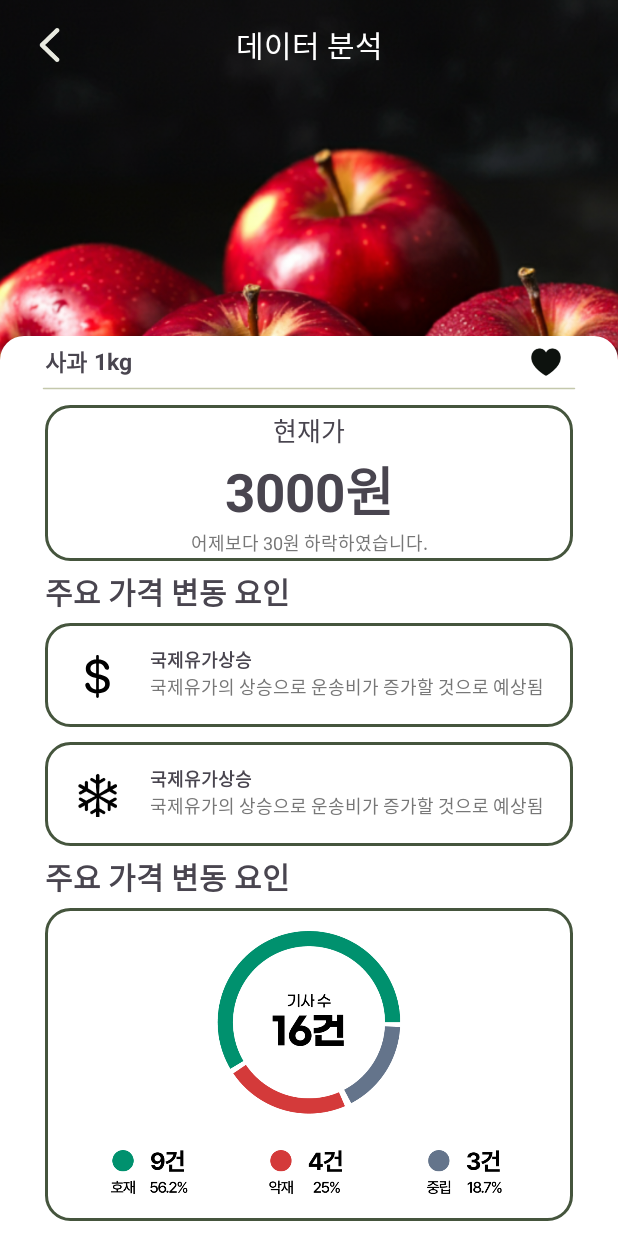
After one commit to rlaalsgh988238/GovTech_Android, an Android app: the AnalysisPriceActivity screen opened directly, with no data from a screen before it, on a phone screen of 412 x 824 dp. The commit adds this screen. Run offline under Robolectric (Android 15) with nearby library versions, the phone set to English and light mode, and no system bars.

Commit message:
[feat] 데이터 변동 요인 화면

```diff
--- a/app/src/main/AndroidManifest.xml
+++ b/app/src/main/AndroidManifest.xml
@@ -13,6 +13,9 @@
         android:theme="@style/Theme.GovTech2024_ApplePricePredict"
         tools:targetApi="31">
         <activity
+            android:name=".PageAnalysisPrice.UILayer.AnalysisPriceActivity"
+            android:exported="false" />
+        <activity
             android:name=".MainPage.MainActivity"
             android:exported="true">
             <intent-filter>
--- /dev/null
+++ b/app/src/main/java/com/braveberry/govtech2024_applepricepredict/PageAnalysisPrice/UILayer/AnalysisPriceActivity.kt
@@ -0,0 +1,17 @@
+package com.braveberry.govtech2024_applepricepredict.PageAnalysisPrice.UILayer
+
+import android.os.Bundle
+import androidx.activity.enableEdgeToEdge
+import androidx.appcompat.app.AppCompatActivity
+import com.braveberry.govtech2024_applepricepredict.databinding.ActivityAnalysisPriceBinding
+
+class AnalysisPriceActivity : AppCompatActivity() {
+    lateinit var binding: ActivityAnalysisPriceBinding
+
+    override fun onCreate(savedInstanceState: Bundle?) {
+        super.onCreate(savedInstanceState)
+        enableEdgeToEdge()
+        binding = ActivityAnalysisPriceBinding.inflate(layoutInflater)
+        setContentView(binding.root)
+    }
+}
--- /dev/null
+++ b/app/src/main/java/com/braveberry/govtech2024_applepricepredict/PageAnalysisPrice/UILayer/ViewModel/AnalysisPriceViewModel.kt
@@ -0,0 +1,23 @@
+package com.braveberry.govtech2024_applepricepredict.PageAnalysisPrice.UILayer.ViewModel
+
+import androidx.lifecycle.LiveData
+import androidx.lifecycle.MutableLiveData
+import androidx.lifecycle.ViewModel
+
+class AnalysisPriceViewModel: ViewModel() {
+    private val _uiState = MutableLiveData<AnalysisPriceFragmentStatus>()
+    val uiState: LiveData<AnalysisPriceFragmentStatus> get() = _uiState
+    init {
+        val analysisPriceFragmentStatus = AnalysisPriceFragmentStatus(
+            selectedPlant = "",
+            currentPrice = 0,
+            priceGapString = ""
+        )
+    }
+}
+
+data class AnalysisPriceFragmentStatus(
+    val selectedPlant: String,
+    val currentPrice: Int,
+    val priceGapString: String
+)
--- a/app/src/main/java/com/braveberry/govtech2024_applepricepredict/PageHome/DataLayer/Data/DatePriceData.kt
+++ b/app/src/main/java/com/braveberry/govtech2024_applepricepredict/PageHome/DataLayer/Data/DatePriceData.kt
@@ -79,7 +79,7 @@ class DatePriceData {
         {"date": 920, "prediction": 8800},
         {"date": 923, "prediction": 7700},
         {"date": 924, "prediction": 8200},
-        {"date": 925, "prediction": 7500}
+        {"date": 925, "prediction": 8500}
     ]
 """.trimIndent()
 
--- a/app/src/main/java/com/braveberry/govtech2024_applepricepredict/PageHome/DataLayer/Data/PlantDataRepository.kt
+++ b/app/src/main/java/com/braveberry/govtech2024_applepricepredict/PageHome/DataLayer/Data/PlantDataRepository.kt
@@ -3,6 +3,7 @@ package com.braveberry.govtech2024_applepricepredict.PageHome.DataLayer.Data
 import com.braveberry.govtech2024_applepricepredict.PageHome.DataLayer.Model.CurrentPriceModel
 import com.braveberry.govtech2024_applepricepredict.PageHome.DataLayer.Model.DatePriceModel
 import com.braveberry.govtech2024_applepricepredict.PageHome.DataLayer.Model.PlantDataModel
+import com.braveberry.govtech2024_applepricepredict.PageHome.DataLayer.Model.PlantPriceGapModel
 import com.braveberry.govtech2024_applepricepredict.R
 import com.github.mikephil.charting.data.Entry
 import com.google.gson.Gson
@@ -12,6 +13,32 @@ import com.google.gson.reflect.TypeToken
  * 작물 데이터 레포
  */
 class PlantDataRepository {
+    fun getPlantPriceGap(): List<PlantPriceGapModel> {
+        val appleDatePriceList = parsePlantData(DatePriceData().appleData)
+        val lastApplePrediction = appleDatePriceList.last().prediction
+        val secondLastApplePrediction = appleDatePriceList[appleDatePriceList.size - 2].prediction
+        //사과 가격 차이
+        val applePriceGap = lastApplePrediction - secondLastApplePrediction
+
+        val potatoDatePriceList = parsePlantData(DatePriceData().potatoData)
+        val lastPotatoPrediction = potatoDatePriceList.last().prediction
+        val secondLastPotatoPrediction = potatoDatePriceList[potatoDatePriceList.size - 2].prediction
+        //감자 가격 차이
+        val potatoPriceGap = lastPotatoPrediction - secondLastPotatoPrediction
+
+
+        val pepperDatePriceList = parsePlantData(DatePriceData().pepperData)
+        val lastPepperPrediction = pepperDatePriceList.last().prediction
+        val secondLastPepperPrediction = pepperDatePriceList[pepperDatePriceList.size - 2].prediction
+        //고추 가격 차이
+        val pepperPriceGap = lastPepperPrediction - secondLastPepperPrediction
+
+        return listOf(
+            PlantPriceGapModel("사과", applePriceGap),
+            PlantPriceGapModel("감자", potatoPriceGap),
+            PlantPriceGapModel("고추", pepperPriceGap)
+        )
+    }
     fun getPlantDataList(): List<PlantDataModel> {
         return buildPlantDataList()
     }
@@ -24,29 +51,19 @@ class PlantDataRepository {
     fun getCurrentPriceList(): List<CurrentPriceModel> {
         val currentPriceList = mutableListOf<CurrentPriceModel>()
 
-        // Gson 객체 생성
-        val gson = Gson()
-        val listType = object : TypeToken<List<DatePriceModel>>() {}.type
-
-        // 사과 데이터 파싱
-        val appleJsonData = DatePriceData().appleData
-        val appleDatePriceList: List<DatePriceModel> = gson.fromJson(appleJsonData, listType)
+        val appleDatePriceList = parsePlantData(DatePriceData().appleData)
         // 사과 데이터의 마지막 값 가져오기
         val lastApplePrediction = appleDatePriceList.last().prediction
         // 사과 가격 업데이트
         currentPriceList.add(CurrentPriceModel("사과", lastApplePrediction))
 
-        // 감자 데이터 파싱
-        val potatoJsonData = DatePriceData().potatoData
-        val potatoDatePriceList: List<DatePriceModel> = gson.fromJson(potatoJsonData, listType)
+        val potatoDatePriceList = parsePlantData(DatePriceData().potatoData)
         // 감자 데이터의 마지막 값 가져오기
         val lastPotatoPrediction = potatoDatePriceList.last().prediction
         // 감자 가격 업데이트
         currentPriceList.add(CurrentPriceModel("감자", lastPotatoPrediction))
 
-        // 고추 데이터 파싱
-        val pepperJsonData = DatePriceData().pepperData
-        val pepperDatePriceList: List<DatePriceModel> = gson.fromJson(pepperJsonData, listType)
+        val pepperDatePriceList = parsePlantData(DatePriceData().pepperData)
         // 고추 데이터의 마지막 값 가져오기
         val lastPepperPrediction = pepperDatePriceList.last().prediction
         // 고추 가격 업데이트
@@ -83,4 +100,13 @@ class PlantDataRepository {
 
         return listOf(appleData, potatoData, pepperData)
     }
+    /**
+     * Json에서 읽고 파싱
+     */
+    private fun parsePlantData(plantData: String): List<DatePriceModel>{
+        val gson = Gson()
+        val listType = object : TypeToken<List<DatePriceModel>>() {}.type
+        val datePriceList: List<DatePriceModel> = gson.fromJson(plantData, listType)
+        return datePriceList
+    }
 }
--- a/app/src/main/java/com/braveberry/govtech2024_applepricepredict/PageHome/DataLayer/Domain/HomeDomain.kt
+++ b/app/src/main/java/com/braveberry/govtech2024_applepricepredict/PageHome/DataLayer/Domain/HomeDomain.kt
@@ -3,6 +3,7 @@ package com.braveberry.govtech2024_applepricepredict.PageHome.DataLayer.Domain
 import com.braveberry.govtech2024_applepricepredict.PageHome.DataLayer.Data.PlantDataRepository
 import com.braveberry.govtech2024_applepricepredict.PageHome.DataLayer.Model.CurrentPriceModel
 import com.braveberry.govtech2024_applepricepredict.PageHome.DataLayer.Model.PlantDataModel
+import com.braveberry.govtech2024_applepricepredict.PageHome.DataLayer.Model.PlantPriceGapModel
 import com.github.mikephil.charting.data.Entry
 
 class HomeDomain {
@@ -20,4 +21,10 @@ class HomeDomain {
     fun getCurrentPriceList(): List<CurrentPriceModel> {
         return plantDataRepository.getCurrentPriceList()
     }
+    /**
+     * 작물 가격 차이 리스트
+     */
+    fun getPlantPriceGap(): List<PlantPriceGapModel> {
+        return plantDataRepository.getPlantPriceGap()
+    }
 }
--- /dev/null
+++ b/app/src/main/java/com/braveberry/govtech2024_applepricepredict/PageHome/DataLayer/Model/PlantPriceGapModel.kt
@@ -0,0 +1,6 @@
+package com.braveberry.govtech2024_applepricepredict.PageHome.DataLayer.Model
+
+data class PlantPriceGapModel(
+    val plantName: String,
+    val gap: Int
+)
--- a/app/src/main/java/com/braveberry/govtech2024_applepricepredict/PageHome/UILayer/HomeFragment.kt
+++ b/app/src/main/java/com/braveberry/govtech2024_applepricepredict/PageHome/UILayer/HomeFragment.kt
@@ -1,5 +1,6 @@
 package com.braveberry.govtech2024_applepricepredict.PageHome.UILayer
 
+import android.content.Intent
 import android.graphics.Color
 import android.os.Bundle
 import android.util.Log
@@ -7,12 +8,11 @@ import androidx.fragment.app.Fragment
 import android.view.LayoutInflater
 import android.view.View
 import android.view.ViewGroup
-import androidx.lifecycle.LiveData
 import androidx.lifecycle.Observer
 import androidx.lifecycle.ViewModelProvider
 import androidx.recyclerview.widget.LinearLayoutManager
+import com.braveberry.govtech2024_applepricepredict.PageAnalysisPrice.UILayer.AnalysisPriceActivity
 import com.braveberry.govtech2024_applepricepredict.PageHome.UILayer.Adapter.HorizonRecyclerAdapter
-import com.braveberry.govtech2024_applepricepredict.PageHome.UILayer.ViewModel.HomeFragmentStatus
 import com.braveberry.govtech2024_applepricepredict.PageHome.UILayer.ViewModel.HomeViewModel
 import com.braveberry.govtech2024_applepricepredict.databinding.FragmentHomeBinding
 import com.github.mikephil.charting.charts.LineChart
@@ -55,10 +55,18 @@ class HomeFragment : Fragment() {
             Log.d("test log", "HomeFragment: $state")
             adapter.updateItem(state.recyclerViewItemList)
             setupChart(viewModel.uiState.value!!.plantEntryList)
+            setPriceGap(viewModel.uiState.value!!.priceGapString)
         })
         //차트 초기 세팅
         lineChart = binding.lineChart
         setupChart(viewModel.uiState.value!!.plantEntryList)
+        // 변동 요인 분석
+        val intent = Intent(requireContext(), AnalysisPriceActivity::class.java)
+        // 현재 선택된 작물 이름을 인텐트에 추가
+        intent.putExtra("PlantName", viewModel.uiState.value!!.selectedPlant)
+        binding.priceAnalysisLayout.setOnClickListener {
+            startActivity(intent)
+        }
     }
 
     override fun onDestroyView() {
@@ -110,4 +118,7 @@ class HomeFragment : Fragment() {
             animateX(700)
         }
     }
+    private fun setPriceGap(priceGapString: String){
+        binding.priceGapText.text = priceGapString
+    }
 }
--- a/app/src/main/java/com/braveberry/govtech2024_applepricepredict/PageHome/UILayer/ViewModel/HomeViewModel.kt
+++ b/app/src/main/java/com/braveberry/govtech2024_applepricepredict/PageHome/UILayer/ViewModel/HomeViewModel.kt
@@ -7,6 +7,7 @@ import com.braveberry.govtech2024_applepricepredict.PageHome.DataLayer.Domain.Ho
 import com.braveberry.govtech2024_applepricepredict.PageHome.DataLayer.Model.CurrentPriceModel
 import com.braveberry.govtech2024_applepricepredict.PageHome.DataLayer.Model.PlantDataModel
 import com.github.mikephil.charting.data.Entry
+import kotlin.math.absoluteValue
 
 /**
  * 홈 화면 뷰모델
@@ -27,18 +28,21 @@ class HomeViewModel: ViewModel() {
             selectedPlant = "",
             recyclerViewItemList = homeDomain.getPlantDataList(),
             plantEntryList = emptyList(),
-            currentPriceList = setCurrentPrice()
+            currentPriceList = setCurrentPrice(),
+            priceGapString = "가격이 어떻게 달라졌을까요?"
         )
         // UI 상태 초기화
         _uiState.value = homeFragmentStatus
     }
     /**
-     * 작물 데이터 클래스에 세팅
+     * 선택된 작물 세팅 -> 시작점임
      */
     fun setSelectedPlant(plant: String) {
         _uiState.value = _uiState.value?.copy(selectedPlant = plant)
         // 이름 세팅과 동시에 차트 데이터도 세팅
         getPlantEntryList(plant)
+        // 가격 차이도 세팅
+        getPlantPriceGap(plant)
     }
     /**
      * 차트 데이터 데이터 레이어에서 뽑아오기
@@ -47,13 +51,35 @@ class HomeViewModel: ViewModel() {
         _uiState.value = _uiState.value?.copy(plantEntryList = homeDomain.getPlantEntryList(plant))
     }
     /**
+     * 가격 차이
+     */
+    fun getPlantPriceGap(plant: String){
+        val gapList = homeDomain.getPlantPriceGap()
+        for (i in gapList.indices){
+            if (gapList.get(i).plantName == plant){
+                val priceGap = gapList.get(i).gap
+                val priceGapString: String
+                if ( priceGap < 0){
+                    priceGapString = priceGap.absoluteValue.toString() + "원 하락 ▼"
+                }
+                else if (priceGap > 0){
+                    priceGapString = priceGap.toString() + "원 상승 ▲"
+                }
+                else{
+                    priceGapString = "가격 변동 없음"
+                }
+                gapList.get(i).gap.toString()
+                _uiState.value = _uiState.value?.copy(priceGapString = priceGapString)
+            }
+        }
+    }
+    /**
      * 현재 가격 받아오기
      */
     private fun setCurrentPrice():List<CurrentPriceModel>{
         return homeDomain.getCurrentPriceList()
     }
 }
-
 /**
  * 홈 화면 프래그먼트 UI 상태 홀딩
  */
@@ -61,5 +87,6 @@ data class HomeFragmentStatus(
     val selectedPlant: String,
     val recyclerViewItemList: List<PlantDataModel>,
     val plantEntryList: List<Entry>,
-    val currentPriceList: List<CurrentPriceModel>
+    val currentPriceList: List<CurrentPriceModel>,
+    val priceGapString: String
 )
--- /dev/null
+++ b/app/src/main/res/drawable/green_line.xml
@@ -0,0 +1,12 @@
+<vector xmlns:android="http://schemas.android.com/apk/res/android"
+    android:width="356dp"
+    android:height="2dp"
+    android:viewportWidth="356"
+    android:viewportHeight="2">
+  <path
+      android:strokeWidth="1"
+      android:pathData="M1,1L355,1"
+      android:fillColor="#00000000"
+      android:strokeColor="#C4C8AC"
+      android:strokeLineCap="round"/>
+</vector>
--- /dev/null
+++ b/app/src/main/res/drawable/top_round_box.xml
@@ -0,0 +1,17 @@
+<?xml version="1.0" encoding="utf-8"?>
+<shape xmlns:android="http://schemas.android.com/apk/res/android"
+    android:shape="rectangle">
+
+    <corners
+        android:topLeftRadius="16dp"
+        android:topRightRadius="16dp"
+        android:bottomLeftRadius="0dp"
+        android:bottomRightRadius="0dp" /> <!-- 위쪽 모서리만 둥글게 설정 -->
+
+    <solid android:color="#FFFFFF" /> <!-- 배경색 -->
+
+    <!-- 테두리 제거 -->
+    <!-- <stroke
+        android:width="2dp"
+        android:color="@color/manlabGreen" /> -->
+</shape>
--- /dev/null
+++ b/app/src/main/res/layout/activity_analysis_price.xml
@@ -0,0 +1,227 @@
+<?xml version="1.0" encoding="utf-8"?>
+<androidx.constraintlayout.widget.ConstraintLayout
+    xmlns:android="http://schemas.android.com/apk/res/android"
+    xmlns:app="http://schemas.android.com/apk/res-auto"
+    xmlns:tools="http://schemas.android.com/tools"
+    android:id="@+id/main"
+    android:layout_width="match_parent"
+    android:layout_height="match_parent"
+    tools:context=".PageAnalysisPrice.UILayer.AnalysisPriceActivity">
+    <ImageView
+        android:id="@+id/plantImage"
+        android:scaleType="centerCrop"
+        android:layout_width="500dp"
+        android:layout_height="500dp"
+        android:src="@drawable/apple_image"
+        app:layout_constraintTop_toTopOf="parent"
+        app:layout_constraintStart_toStartOf="parent"
+        app:layout_constraintEnd_toEndOf="parent"/>
+    <androidx.constraintlayout.widget.ConstraintLayout
+        android:layout_width="match_parent"
+        android:layout_height="60dp"
+        android:orientation="horizontal"
+        app:layout_constraintTop_toTopOf="parent">
+        <ImageButton
+            app:layout_constraintStart_toStartOf="parent"
+            android:layout_marginLeft="15dp"
+            android:layout_width="30dp"
+            android:layout_height="match_parent"
+            android:src="@drawable/back_arrow"
+            android:scaleType="fitCenter"
+            android:background="@android:color/transparent"/>
+        <TextView
+            app:layout_constraintStart_toStartOf="parent"
+            app:layout_constraintEnd_toEndOf="parent"
+            android:layout_width="wrap_content"
+            android:layout_height="match_parent"
+            android:text="데이터 분석"
+            android:textSize="20dp"
+            android:gravity="center"
+            android:layout_gravity="center"
+            android:textColor="@color/white"/>
+    </androidx.constraintlayout.widget.ConstraintLayout>
+
+    <LinearLayout
+        android:background="@drawable/top_round_box"
+        android:layout_width="match_parent"
+        android:layout_height="600dp"
+        android:orientation="vertical"
+        app:layout_constraintBottom_toBottomOf="parent">
+        <androidx.constraintlayout.widget.ConstraintLayout
+            android:gravity="right"
+            android:orientation="horizontal"
+            android:layout_width="match_parent"
+            android:layout_height="0dp"
+            android:layout_weight="1">
+            <TextView
+                android:layout_marginLeft="30dp"
+                android:textSize="15dp"
+                android:gravity="center"
+                android:id="@+id/plantName"
+                android:textStyle="bold"
+                android:text="사과"
+                app:layout_constraintStart_toStartOf="parent"
+                android:layout_width="wrap_content"
+                android:layout_height="match_parent"/>
+            <TextView
+                android:gravity="center"
+                android:text=" 1kg"
+                android:textSize="15dp"
+                android:textStyle="bold"
+                app:layout_constraintStart_toEndOf="@id/plantName"
+                android:layout_width="wrap_content"
+                android:layout_height="match_parent"/>
+            <ImageButton
+                android:background="@android:color/transparent"
+                android:src="@drawable/heart"
+                android:scaleType="fitCenter"
+                app:layout_constraintEnd_toEndOf="parent"
+                android:layout_width="wrap_content"
+                android:layout_height="match_parent"/>
+        </androidx.constraintlayout.widget.ConstraintLayout>
+        <ImageView
+            android:src="@drawable/green_line"
+            android:layout_width="match_parent"
+            android:layout_height="2dp"/>
+        <LinearLayout
+            android:gravity="center"
+            android:orientation="vertical"
+            android:layout_marginTop="10dp"
+            android:background="@drawable/round_manlabgreen_box"
+            android:layout_marginHorizontal="30dp"
+            android:layout_width="match_parent"
+            android:layout_height="0dp"
+            android:layout_weight="3">
+            <TextView
+                android:textSize="17dp"
+                android:gravity="center"
+                android:text="현재가"
+                android:layout_width="match_parent"
+                android:layout_height="wrap_content"/>
+            <TextView
+                android:text="3000원"
+                android:textSize="35dp"
+                android:textStyle="bold"
+                android:gravity="center"
+                android:layout_width="match_parent"
+                android:layout_height="wrap_content"/>
+            <TextView
+                android:textSize="12dp"
+                android:textColor="@color/textGray"
+                android:text="어제보다 30원 하락하였습니다."
+                android:gravity="center"
+                android:layout_width="match_parent"
+                android:layout_height="wrap_content"/>
+
+        </LinearLayout>
+
+        <TextView
+            android:layout_marginHorizontal="30dp"
+            android:text="주요 가격 변동 요인"
+            android:textStyle="bold"
+            android:gravity="center"
+            android:textSize="20dp"
+            android:layout_width="wrap_content"
+            android:layout_height="0dp"
+            android:layout_weight="1.2"/>
+        <androidx.constraintlayout.widget.ConstraintLayout
+            android:layout_width="match_parent"
+            android:background="@drawable/round_manlabgreen_box"
+            android:layout_marginHorizontal="30dp"
+            android:layout_height="0dp"
+            android:layout_weight="2">
+            <ImageView
+                android:id="@+id/icon1"
+                android:layout_marginHorizontal="20dp"
+                app:layout_constraintStart_toStartOf="parent"
+                app:layout_constraintTop_toTopOf="parent"
+                app:layout_constraintBottom_toBottomOf="parent"
+                android:src="@drawable/dollar"
+                android:layout_width="30dp"
+                android:layout_height="30dp"/>
+            <TextView
+                android:textStyle="bold"
+                android:textSize="12dp"
+                android:id="@+id/reason1"
+                android:text="국제유가상승"
+                android:layout_marginTop="15dp"
+                android:layout_marginLeft="20dp"
+                app:layout_constraintTop_toTopOf="parent"
+                app:layout_constraintStart_toEndOf="@id/icon1"
+                android:layout_width="wrap_content"
+                android:layout_height="wrap_content"/>
+            <TextView
+                android:textSize="12dp"
+                android:textColor="@color/textGray"
+                android:text="국제유가의 상승으로 운송비가 증가할 것으로 예상됨"
+                android:layout_marginLeft="20dp"
+                app:layout_constraintTop_toBottomOf="@id/reason1"
+                app:layout_constraintStart_toEndOf="@id/icon1"
+                android:layout_width="wrap_content"
+                android:layout_height="wrap_content"/>
+
+        </androidx.constraintlayout.widget.ConstraintLayout>
+        <androidx.constraintlayout.widget.ConstraintLayout
+            android:layout_marginTop="10dp"
+            android:background="@drawable/round_manlabgreen_box"
+            android:layout_marginHorizontal="30dp"
+            android:layout_width="match_parent"
+            android:layout_height="0dp"
+            android:layout_weight="2">
+            <ImageView
+                android:id="@+id/icon2"
+                android:layout_marginHorizontal="20dp"
+                app:layout_constraintStart_toStartOf="parent"
+                app:layout_constraintTop_toTopOf="parent"
+                app:layout_constraintBottom_toBottomOf="parent"
+                android:src="@drawable/snow"
+                android:layout_width="30dp"
+                android:layout_height="30dp"/>
+            <TextView
+                android:textStyle="bold"
+                android:textSize="12dp"
+                android:id="@+id/reason2"
+                android:text="국제유가상승"
+                android:layout_marginTop="15dp"
+                android:layout_marginLeft="20dp"
+                app:layout_constraintTop_toTopOf="parent"
+                app:layout_constraintStart_toEndOf="@id/icon2"
+                android:layout_width="wrap_content"
+                android:layout_height="wrap_content"/>
+            <TextView
+                android:textSize="12dp"
+                android:textColor="@color/textGray"
+                android:text="국제유가의 상승으로 운송비가 증가할 것으로 예상됨"
+                android:layout_marginLeft="20dp"
+                app:layout_constraintTop_toBottomOf="@id/reason2"
+                app:layout_constraintStart_toEndOf="@id/icon2"
+                android:layout_width="wrap_content"
+                android:layout_height="wrap_content"/>
+
+        </androidx.constraintlayout.widget.ConstraintLayout>
+        <TextView
+            android:text="주요 가격 변동 요인"
+            android:layout_marginHorizontal="30dp"
+            android:textStyle="bold"
+            android:gravity="center"
+            android:textSize="20dp"
+            android:layout_width="wrap_content"
+            android:layout_height="0dp"
+            android:layout_weight="1.2"/>
+        <androidx.constraintlayout.widget.ConstraintLayout
+            android:layout_marginHorizontal="30dp"
+            android:layout_marginBottom="10dp"
+            android:background="@drawable/round_manlabgreen_box"
+            android:layout_width="match_parent"
+            android:layout_height="0dp"
+            android:layout_weight="6">
+            <ImageView
+                android:src="@drawable/graph_1"
+                android:layout_margin="15dp"
+                android:layout_width="match_parent"
+                android:layout_height="match_parent"/>
+
+        </androidx.constraintlayout.widget.ConstraintLayout>
+
+    </LinearLayout>
+</androidx.constraintlayout.widget.ConstraintLayout>
--- a/app/src/main/res/layout/fragment_home.xml
+++ b/app/src/main/res/layout/fragment_home.xml
@@ -71,6 +71,7 @@
         android:layout_weight="7"/>
 
     <androidx.constraintlayout.widget.ConstraintLayout
+        android:id="@+id/priceAnalysisLayout"
         android:layout_margin="10dp"
         android:background="@drawable/round_manlabgreen_box"
         android:layout_width="match_parent"
@@ -95,14 +96,14 @@
             android:layout_height="wrap_content">
             <TextView
                 android:textStyle="bold"
-                android:text="일주일 전보다 "
+                android:text="하루 전에 비해 "
                 android:id="@+id/timeText"
                 app:layout_constraintStart_toStartOf="parent"
                 app:layout_constraintTop_toTopOf="parent"
                 android:layout_width="wrap_content"
                 android:layout_height="wrap_content"/>
             <TextView
-                android:id="@+id/priceText"
+                android:id="@+id/priceGapText"
                 android:textColor="@color/priceTextColor"
                 android:text="51원 하락 ▼"
                 android:textStyle="bold"
--- a/app/src/main/res/values/colors.xml
+++ b/app/src/main/res/values/colors.xml
@@ -4,4 +4,5 @@
     <color name="white">#FFFFFFFF</color>
     <color name="manlabGreen">#45553D</color>
     <color name="priceTextColor">#2400FF</color>
+    <color name="textGray">#777777</color>
 </resources>
```
Also changed, not shown: app/src/main/res/drawable/back_arrow.png (added), app/src/main/res/drawable/graph_1.png (added), app/src/main/res/drawable/heart.png (added), app/src/main/res/drawable/snow.png (added), app/src/main/res/drawable/top_apple.png (added).
